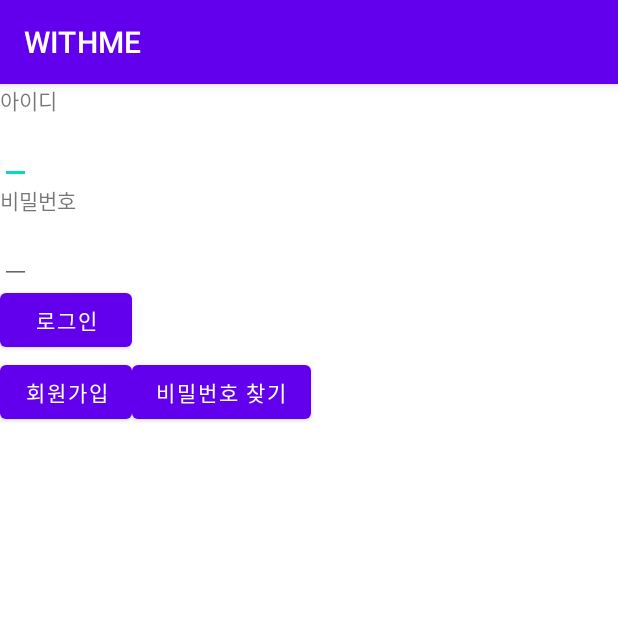
After one commit to Lyne121/WITHME, an Android app: the main_login_activity screen opened directly, with no data from a screen before it, on a phone screen of 412 x 824 dp, the top half of it. The commit adds this screen. Run offline under Robolectric (Android 15) with nearby library versions, the phone set to English and light mode, and no system bars.

Commit message:
1. xml 이름 수정 완료 2. 로그인 화면 재생성 3. 로그인 화면 > 회원가입 화면 이동 버튼동작 설정 4. 로그인 화면 대략적 구성

```diff
--- a/app/src/main/java/com/practicejw/withme/InfoTrainerActivity.kt
+++ b/app/src/main/java/com/practicejw/withme/infoTrainerActivity.kt
@@ -3,7 +3,7 @@ package com.practicejw.withme
 import androidx.appcompat.app.AppCompatActivity
 import android.os.Bundle
 
-class InfoTrainerActivity : AppCompatActivity() {
+class infoTrainerActivity : AppCompatActivity() {
     override fun onCreate(savedInstanceState: Bundle?) {
         super.onCreate(savedInstanceState)
         setContentView(R.layout.activity_info_T)
--- a/app/src/main/java/com/practicejw/withme/JoinFirstActivity.kt
+++ b/app/src/main/java/com/practicejw/withme/joinFirstActivity.kt
@@ -3,7 +3,7 @@ package com.practicejw.withme
 import androidx.appcompat.app.AppCompatActivity
 import android.os.Bundle
 
-class JoinFirstActivity : AppCompatActivity() {
+class joinFirstActivity : AppCompatActivity() {
     override fun onCreate(savedInstanceState: Bundle?) {
         super.onCreate(savedInstanceState)
         setContentView(R.layout.Join_firstActivity)
--- a/app/src/main/java/com/practicejw/withme/MainLodingActivity.kt
+++ b/app/src/main/java/com/practicejw/withme/mainLodingActivity.kt
@@ -3,7 +3,7 @@ package com.practicejw.withme
 import androidx.appcompat.app.AppCompatActivity
 import android.os.Bundle
 
-class MainLodingActivity : AppCompatActivity() {
+class mainLodingActivity : AppCompatActivity() {
     override fun onCreate(savedInstanceState: Bundle?) {
         super.onCreate(savedInstanceState)
         setContentView(R.layout.MainLodingActivity)
--- a/app/src/main/java/com/practicejw/withme/MainSearchTActivity.kt
+++ b/app/src/main/java/com/practicejw/withme/mainSearchTActivity.kt
@@ -3,7 +3,7 @@ package com.practicejw.withme
 import androidx.appcompat.app.AppCompatActivity
 import android.os.Bundle
 
-class MainSearchTActivity : AppCompatActivity() {
+class mainSearchTActivity : AppCompatActivity() {
     override fun onCreate(savedInstanceState: Bundle?) {
         super.onCreate(savedInstanceState)
         setContentView(R.layout.activity_main_searchT)
--- /dev/null
+++ b/app/src/main/java/com/practicejw/withme/main_login_activity.kt
@@ -0,0 +1,19 @@
+package com.practicejw.withme
+
+import android.content.Intent
+import androidx.appcompat.app.AppCompatActivity
+import android.os.Bundle
+import kotlinx.android.synthetic.main.activity_main_login.*
+
+class main_login_activity : AppCompatActivity() {
+    override fun onCreate(savedInstanceState: Bundle?) {
+        super.onCreate(savedInstanceState)
+        setContentView(R.layout.activity_main_login)
+
+        btnJoin.setOnClickListener {
+            val intent = Intent(this, joinFirstActivity::class.java)
+            startActivity(intent)
+
+        }
+    }
+}
--- /dev/null
+++ b/app/src/main/res/layout/activity_main_login.xml
@@ -0,0 +1,58 @@
+<?xml version="1.0" encoding="utf-8"?>
+<LinearLayout xmlns:android="http://schemas.android.com/apk/res/android"
+    xmlns:app="http://schemas.android.com/apk/res-auto"
+    xmlns:tools="http://schemas.android.com/tools"
+    android:layout_width="match_parent"
+    android:layout_height="match_parent"
+    android:orientation="vertical"
+    tools:context=".main_login_activity">
+
+    <TextView
+        android:layout_width="wrap_content"
+        android:layout_height="wrap_content"
+        android:text="아이디" />
+
+    <EditText
+        android:layout_width="wrap_content"
+        android:layout_height="wrap_content" />
+
+
+    <TextView
+        android:layout_width="wrap_content"
+        android:layout_height="wrap_content"
+        android:text="비밀번호" />
+
+    <EditText
+        android:layout_width="wrap_content"
+        android:layout_height="wrap_content" />
+
+
+    <Button
+        android:layout_width="wrap_content"
+        android:layout_height="wrap_content"
+        android:text="로그인" />
+
+    <LinearLayout
+        android:layout_width="match_parent"
+        android:layout_height="wrap_content"
+        android:orientation="horizontal">
+
+        <Button
+            android:id="@+id/btnJoin"
+            android:layout_width="wrap_content"
+            android:layout_height="wrap_content"
+            android:text="회원가입" />
+
+        <Button
+            android:layout_width="wrap_content"
+            android:layout_height="wrap_content"
+            android:text="비밀번호 찾기" />
+
+
+    </LinearLayout>
+
+
+
+
+
+</LinearLayout>
--- a/app/src/main/res/layout/info_trainer_activity.xml
+++ b/app/src/main/res/layout/info_trainer_activity.xml
@@ -5,7 +5,7 @@
     android:layout_width="match_parent"
     android:layout_height="match_parent"
     android:orientation="vertical"
-    tools:context=".InfoTrainerActivity">
+    tools:context=".infoTrainerActivity">
 
 <!--뒤로 가기, 도움말-->
     <LinearLayout
--- a/app/src/main/res/layout/join_first_activity.xml
+++ b/app/src/main/res/layout/join_first_activity.xml
@@ -4,7 +4,7 @@
     xmlns:tools="http://schemas.android.com/tools"
     android:layout_width="match_parent"
     android:layout_height="match_parent"
-    tools:context=".JoinFirstActivity"
+    tools:context=".joinFirstActivity"
     android:orientation="vertical"
     android:gravity="center">
 
--- a/app/src/main/res/layout/main_loding_activity.xml
+++ b/app/src/main/res/layout/main_loding_activity.xml
@@ -5,7 +5,7 @@
     android:layout_width="match_parent"
     android:layout_height="match_parent"
     android:orientation="vertical"
-    tools:context=".MainLodingActivity"
+    tools:context=".mainLodingActivity"
     android:background="#4374D9"
     android:gravity="center_horizontal"
     >
--- a/app/src/main/res/layout/main_search_t_activity.xml
+++ b/app/src/main/res/layout/main_search_t_activity.xml
@@ -5,7 +5,7 @@
     android:layout_width="match_parent"
     android:layout_height="match_parent"
     android:orientation="vertical"
-    tools:context=".MainSearchTActivity">
+    tools:context=".mainSearchTActivity">
 
 <!--    상단바 (WITHME 로고, 새로고침)-->
 
```
Also changed, not shown: app/src/main/AndroidManifest.xml (+12 -14 lines), app/src/main/java/com/practicejw/withme/MainLogInActivity.kt (deleted, +0 -21 lines), app/src/main/res/layout/MainLogInActivity.xml (deleted, +0 -17 lines).
